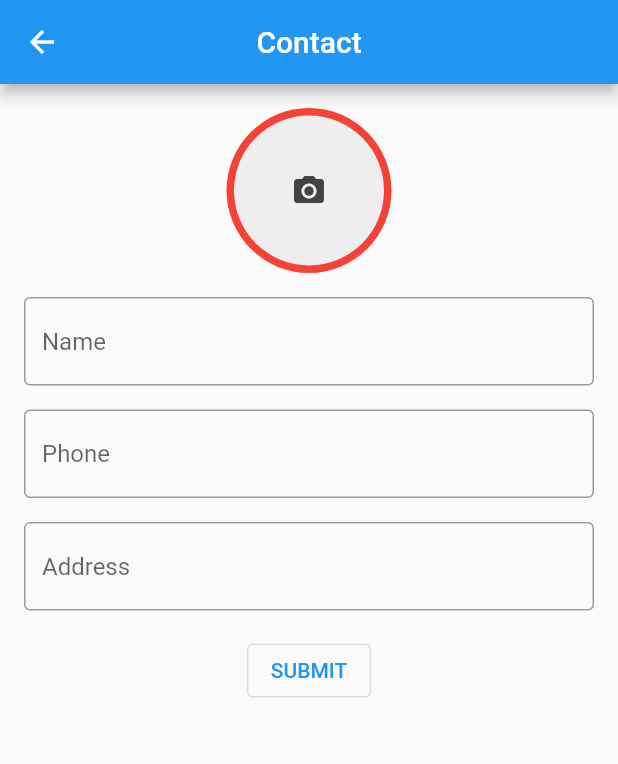
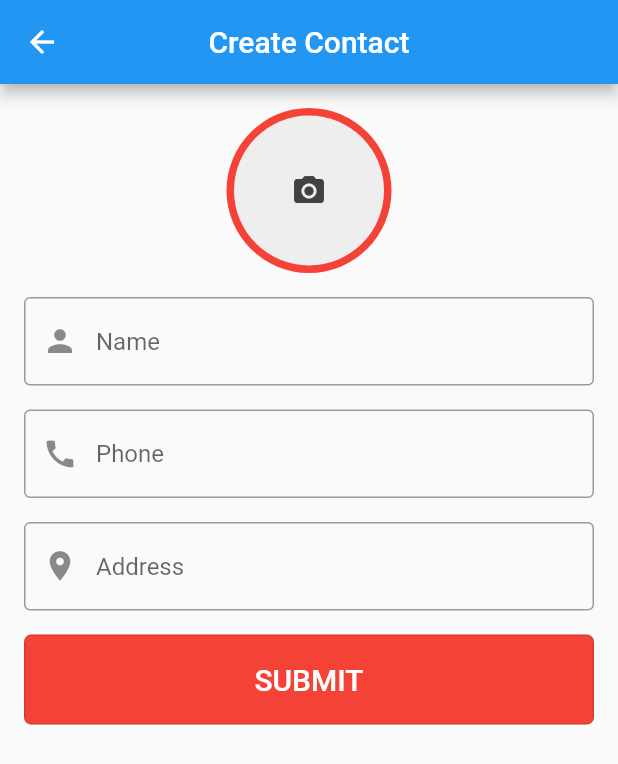
Before and after one commit to PHANIT-VONG/flutter-firebase-1-3, a Flutter app: the ContactPage screen opened directly, after a tap on "SUBMIT", on a phone screen of 412 x 824 dp. Shown: the top 764 px of the screen. Run offline on Flutter 3.47's test engine with Material 2 defaults, Android fonts, the phone set to English and light mode, and no system bars; our stand-ins replace cloud_firestore, firebase_auth, firebase_core, firebase_storage, fluttertoast, image_picker; accounts and stored records are empty.

Commit message:
14-11-2021

```diff
--- a/lib/main.dart
+++ b/lib/main.dart
@@ -1,6 +1,7 @@
 import 'package:firebase_core/firebase_core.dart';
 import 'package:flutter/material.dart';
 import 'package:flutter_firebase_1_3/pages/login_page.dart';
+import 'package:flutter_firebase_1_3/pages/show_contact_page.dart';
 
 Future<void> main() async {
   WidgetsFlutterBinding.ensureInitialized();
@@ -18,7 +19,7 @@ class MyApp extends StatelessWidget {
       theme: ThemeData(
         primarySwatch: Colors.blue,
       ),
-      home: LoginScreen(),
+      home: ShowContactPage(),
     );
   }
 }
--- a/lib/pages/contact_page.dart
+++ b/lib/pages/create_contact_page.dart
@@ -1,7 +1,9 @@
 import 'dart:io';
 
+import 'package:cloud_firestore/cloud_firestore.dart';
 import 'package:flutter/material.dart';
 import 'package:image_picker/image_picker.dart';
+import 'package:firebase_storage/firebase_storage.dart' as firebase_storage;
 
 class ContactPage extends StatefulWidget {
   const ContactPage({Key? key}) : super(key: key);
@@ -15,7 +17,7 @@ class _ContactPageState extends State<ContactPage> {
   var _phoneController = TextEditingController();
   var _addressController = TextEditingController();
 
-  // ----- Image-------
+  // ---------- Image ----------
   File? _image;
   final _picker = ImagePicker();
   _fromGallery() async {
@@ -98,11 +100,62 @@ class _ContactPageState extends State<ContactPage> {
     );
   }
 
+//--------------------------
+  Future<void> _buildDialog(String message) async {
+    return showDialog(
+      context: context,
+      builder: (context) {
+        return AlertDialog(
+          title: Text('Message'),
+          content: Container(
+            child: Text(message),
+          ),
+          actions: [
+            TextButton(
+              child: Text('OK'),
+              onPressed: () {
+                Navigator.pop(context);
+              },
+            ),
+          ],
+        );
+      },
+    );
+  }
+
+  CollectionReference _contact =
+      FirebaseFirestore.instance.collection('contact');
+  Future<String> _addContact() async {
+    await firebase_storage.FirebaseStorage.instance
+        .ref('upload/${_image!.path.split("/").last}')
+        .putFile(_image!);
+    String downloadURL = await firebase_storage.FirebaseStorage.instance
+        .ref('upload/${_image!.path.split("/").last}')
+        .getDownloadURL();
+    print("URL : $downloadURL");
+    return _contact
+        .add({
+          'name': _nameController.text,
+          'phone': _phoneController.text,
+          'address': _addressController.text,
+          'url': downloadURL
+        })
+        .then((value) => 'Data has been submited!')
+        .catchError((error) => 'Failed to add user: $error');
+  }
+
+  Future<void> _submit() async {
+    String dataFeedback = await _addContact();
+    if (dataFeedback.isNotEmpty) {
+      _buildDialog(dataFeedback);
+    }
+  }
+
   @override
   Widget build(BuildContext context) {
     return Scaffold(
       appBar: AppBar(
-        title: Text('Contact'),
+        title: Text('Create Contact'),
         centerTitle: true,
       ),
       body: SingleChildScrollView(
@@ -115,6 +168,7 @@ class _ContactPageState extends State<ContactPage> {
               TextField(
                 controller: _nameController,
                 decoration: InputDecoration(
+                  prefixIcon: Icon(Icons.person),
                   border: OutlineInputBorder(),
                   hintText: 'Name',
                 ),
@@ -123,6 +177,7 @@ class _ContactPageState extends State<ContactPage> {
               TextField(
                 controller: _phoneController,
                 decoration: InputDecoration(
+                  prefixIcon: Icon(Icons.call),
                   border: OutlineInputBorder(),
                   hintText: 'Phone',
                 ),
@@ -131,16 +186,29 @@ class _ContactPageState extends State<ContactPage> {
               TextField(
                 controller: _addressController,
                 decoration: InputDecoration(
+                  prefixIcon: Icon(Icons.location_on),
                   border: OutlineInputBorder(),
                   hintText: 'Address',
                 ),
               ),
               SizedBox(height: 16.0),
-              OutlinedButton(
-                onPressed: () {
-                  //
-                },
-                child: Text('SUBMIT'),
+              Container(
+                decoration: BoxDecoration(
+                  color: Colors.red,
+                  borderRadius: BorderRadius.circular(5.0),
+                ),
+                height: 60.0,
+                width: double.infinity,
+                child: OutlinedButton(
+                  onPressed: () {
+                    //
+                    _submit();
+                  },
+                  child: Text(
+                    'SUBMIT',
+                    style: TextStyle(fontSize: 20, color: Colors.white),
+                  ),
+                ),
               ),
             ],
           ),
--- a/lib/pages/home_page.dart
+++ b/lib/pages/home_page.dart
@@ -2,7 +2,7 @@ import 'package:cloud_firestore/cloud_firestore.dart';
 import 'package:firebase_auth/firebase_auth.dart';
 import 'package:flutter/material.dart';
 import 'package:flutter_firebase_1_3/models/user_model.dart';
-import 'package:flutter_firebase_1_3/pages/contact_page.dart';
+import 'package:flutter_firebase_1_3/pages/create_contact_page.dart';
 import 'login_page.dart';
 
 class HomePage extends StatefulWidget {
--- a/pubspec.yaml
+++ b/pubspec.yaml
@@ -34,6 +34,8 @@ dependencies:
   cloud_firestore: ^3.1.0
   image_picker: ^0.8.4+1
   firebase_storage: ^10.1.0
+  # firebase_messaging: ^11.1.0
+  flutter_local_notifications: ^9.1.1
 
 dev_dependencies:
   flutter_test:
```
Also changed, not shown: lib/pages/show_contact_page.dart (added, +61 -0 lines), pubspec.lock, 1 other file.
